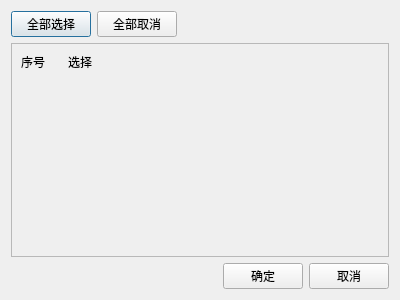
The window that Qt/Resources/UI/igQtParallelCoordinatesSortVariableDialog.ui (hu-shuhan/editOpeniGame) describes before a commit, drawn with Qt 5.
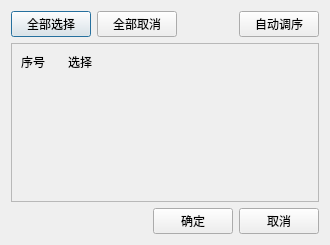
The same window after the commit.

Commit message: pre complete pcVariableSort

```diff
--- a/Qt/Resources/UI/igQtParallelCoordinatesSortVariableDialog.ui
+++ b/Qt/Resources/UI/igQtParallelCoordinatesSortVariableDialog.ui
@@ -6,8 +6,8 @@
    <rect>
     <x>0</x>
     <y>0</y>
-    <width>400</width>
-    <height>300</height>
+    <width>330</width>
+    <height>245</height>
    </rect>
   </property>
   <property name="windowTitle">
@@ -43,6 +43,13 @@
        </property>
       </spacer>
      </item>
+     <item>
+      <widget class="QPushButton" name="autoSort">
+       <property name="text">
+        <string>自动调序</string>
+       </property>
+      </widget>
+     </item>
     </layout>
    </item>
    <item>
@@ -55,8 +62,8 @@
        <rect>
         <x>0</x>
         <y>0</y>
-        <width>380</width>
-        <height>208</height>
+        <width>316</width>
+        <height>179</height>
        </rect>
       </property>
       <layout class="QFormLayout" name="variableList">
```
Left out of the diff: 4 changed lines with no effect on the pictures. The commit also changes 18 other files.
